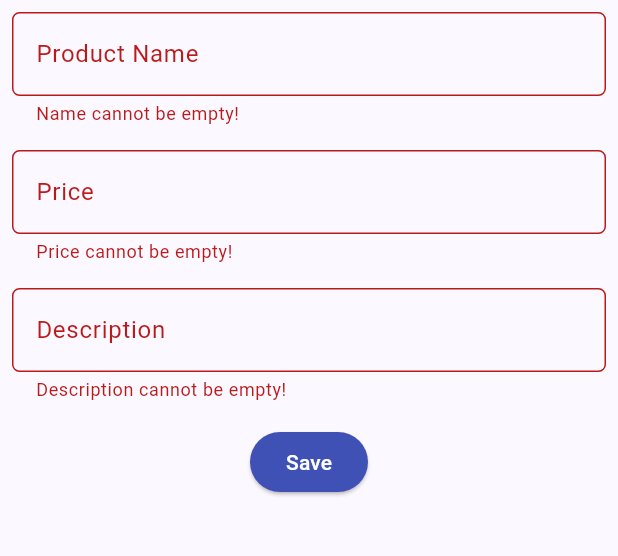
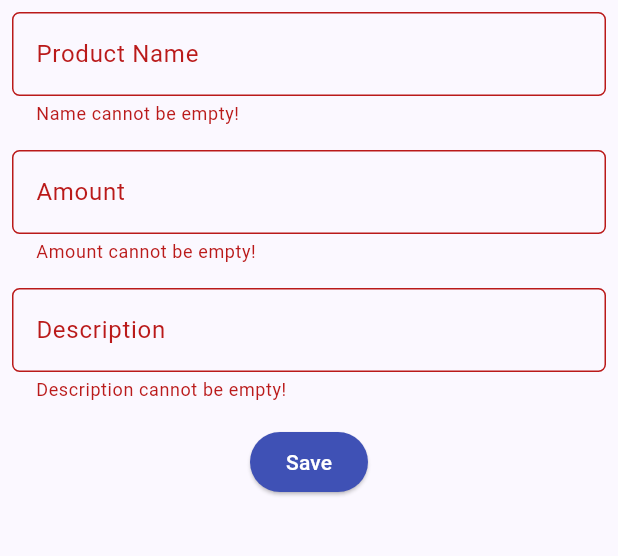
Before and after one commit to samuelcodingjourney/store-inventory-mobile, a Flutter app: the ShopFormPage screen opened directly, after a tap on "Save", on a phone screen of 412 x 824 dp, the part 84-640 px from its top. Run offline on Flutter 3.47's test engine with Material 2 defaults, Android fonts, the phone set to English and light mode, and no system bars; missing offline and left inert: pbp_django_auth.

Commit message:
last commit for assignment 9

```diff
--- /dev/null
+++ b/lib/models/product.dart
@@ -0,0 +1,81 @@
+// To parse this JSON data, do
+//
+//     final product = productFromJson(jsonString);
+
+import 'dart:convert';
+
+List<Product> productFromJson(String str) => List<Product>.from(json.decode(str).map((x) => Product.fromJson(x)));
+
+String productToJson(List<Product> data) => json.encode(List<dynamic>.from(data.map((x) => x.toJson())));
+
+class Product {
+    Model model;
+    int pk;
+    Fields fields;
+
+    Product({
+        required this.model,
+        required this.pk,
+        required this.fields,
+    });
+
+    factory Product.fromJson(Map<String, dynamic> json) => Product(
+        model: modelValues.map[json["model"]]!,
+        pk: json["pk"],
+        fields: Fields.fromJson(json["fields"]),
+    );
+
+    Map<String, dynamic> toJson() => {
+        "model": modelValues.reverse[model],
+        "pk": pk,
+        "fields": fields.toJson(),
+    };
+}
+
+class Fields {
+    int user;
+    String name;
+    int amount;
+    String description;
+
+    Fields({
+        required this.user,
+        required this.name,
+        required this.amount,
+        required this.description,
+    });
+
+    factory Fields.fromJson(Map<String, dynamic> json) => Fields(
+        user: json["user"],
+        name: json["name"],
+        amount: json["amount"],
+        description: json["description"],
+    );
+
+    Map<String, dynamic> toJson() => {
+        "user": user,
+        "name": name,
+        "amount": amount,
+        "description": description,
+    };
+}
+
+enum Model {
+    MAIN_PRODUCT
+}
+
+final modelValues = EnumValues({
+    "main.product": Model.MAIN_PRODUCT
+});
+
+class EnumValues<T> {
+    Map<String, T> map;
+    late Map<T, String> reverseMap;
+
+    EnumValues(this.map);
+
+    Map<T, String> get reverse {
+        reverseMap = map.map((k, v) => MapEntry(v, k));
+        return reverseMap;
+    }
+}
--- a/lib/screens/shoplist_form.dart
+++ b/lib/screens/shoplist_form.dart
@@ -1,5 +1,10 @@
+import 'dart:convert';
+
 import 'package:flutter/material.dart';
+import 'package:store_inventory/screens/menu.dart';
 import 'package:store_inventory/widgets/left_drawer.dart'; // TODO: Import the previously created drawer
+import 'package:pbp_django_auth/pbp_django_auth.dart';
+import 'package:provider/provider.dart';
 
 class ShopFormPage extends StatefulWidget {
     const ShopFormPage({super.key});
@@ -11,10 +16,11 @@
 class _ShopFormPageState extends State<ShopFormPage> {
   final _formKey = GlobalKey<FormState>();
   String _name = "";
-  int _price = 0;
+  int _amount = 0;
   String _description = "";
     @override
     Widget build(BuildContext context) {
+      final request = context.watch<CookieRequest>();
         return Scaffold(
   appBar: AppBar(
     title: const Center(
@@ -61,23 +67,23 @@
   padding: const EdgeInsets.all(8.0),
   child: TextFormField(
     decoration: InputDecoration(
-      hintText: "Price",
-      labelText: "Price",
+      hintText: "Amount",
+      labelText: "Amount",
       border: OutlineInputBorder(
         borderRadius: BorderRadius.circular(5.0),
       ),
     ),
     onChanged: (String? value) {
       setState(() {
-        _price = int.parse(value!);
+        _amount = int.parse(value!);
       });
     },
     validator: (String? value) {
       if (value == null || value.isEmpty) {
-        return "Price cannot be empty!";
+        return "Amount cannot be empty!";
       }
       if (int.tryParse(value) == null) {
-        return "Price must be a number!";
+        return "Amount must be a number!";
       }
       return null;
     },
@@ -115,37 +121,36 @@
             backgroundColor:
               MaterialStateProperty.all(Colors.indigo),
             ),
-          onPressed: () {
-          if (_formKey.currentState!.validate()) {showDialog(
-        context: context,
-        builder: (context) {
-          return AlertDialog(
-            title: const Text('Product successfully saved'),
-            content: SingleChildScrollView(
-              child: Column(
-                crossAxisAlignment:
-                    CrossAxisAlignment.start,
-                children: [
-                  Text('Name: $_name'),
-                  Text('Price: $_price'),
-                  Text('Description: $_description')
-                  // TODO: Display other values
-                ],
-              ),
-            ),
-            actions: [
-              TextButton(
-                child: const Text('OK'),
-                onPressed: () {
-                  Navigator.pop(context);
-                },
-              ),
-            ],
-          );
-        },
-      );
-    _formKey.currentState!.reset();}
-          },
+          onPressed: () async {
+          if (_formKey.currentState!.validate()) {
+        // Send request to Django and wait for the response
+        // TODO: Change the URL to your Django app's URL. Don't forget to add the trailing slash (/) if needed.
+        final response = await request.postJson(
+        "http://127.0.0.1:8000/create-flutter/",
+        jsonEncode(<String, String>{
+            'name': _name,
+            'amount': _amount.toString(),
+            'description': _description,
+            // TODO: Adjust the fields with your Django model
+        }));
+        if (response['status'] == 'success') {
+            ScaffoldMessenger.of(context)
+                .showSnackBar(const SnackBar(
+            content: Text("New product has saved successfully!"),
+            ));
+            Navigator.pushReplacement(
+                context,
+                MaterialPageRoute(builder: (context) => MyHomePage()),
+            );
+        } else {
+            ScaffoldMessenger.of(context)
+                .showSnackBar(const SnackBar(
+                content:
+                    Text("Something went wrong, please try again."),
+            ));
+        }
+    }
+},
           child: const Text(
           "Save",
           style: TextStyle(color: Colors.white),
--- a/lib/widgets/left_drawer.dart
+++ b/lib/widgets/left_drawer.dart
@@ -1,6 +1,7 @@
 import 'package:flutter/material.dart';
 import 'package:store_inventory/screens/menu.dart';
 import 'package:store_inventory/screens/shoplist_form.dart'; // TODO: Import the ShopFormPage page here
+import 'package:store_inventory/screens/list_product.dart';
 class LeftDrawer extends StatelessWidget {
   const LeftDrawer({super.key});
 
@@ -65,7 +66,19 @@
     TODO: Create routing to ShopFormPage here
     */
   },
-),// TODO: routing section
+),
+// TODO: routing section
+ListTile(
+    leading: const Icon(Icons.shopping_basket),
+    title: const Text('Product List'),
+    onTap: () {
+        // Route menu to product page
+        Navigator.push(
+        context,
+        MaterialPageRoute(builder: (context) => const ProductPage()),
+        );
+    },
+),
         ],
       ),
     );
--- a/pubspec.yaml
+++ b/pubspec.yaml
@@ -35,6 +35,9 @@
   # The following adds the Cupertino Icons font to your application.
   # Use with the CupertinoIcons class for iOS style icons.
   cupertino_icons: ^1.0.2
+  provider: ^6.1.1
+  pbp_django_auth: ^0.4.0
+  http: ^1.1.0
 
 dev_dependencies:
   flutter_test:
```
Also changed, not shown: lib/main.dart (+17 -26 lines), lib/screens/detail_page.dart (added, +41 -0 lines), lib/screens/list_product.dart (added, +95 -0 lines), lib/screens/login.dart (added, +125 -0 lines), lib/screens/register.dart (added, +91 -0 lines), lib/widgets/shop_card.dart (+30 -1 lines), pubspec.lock, 3 other files.
